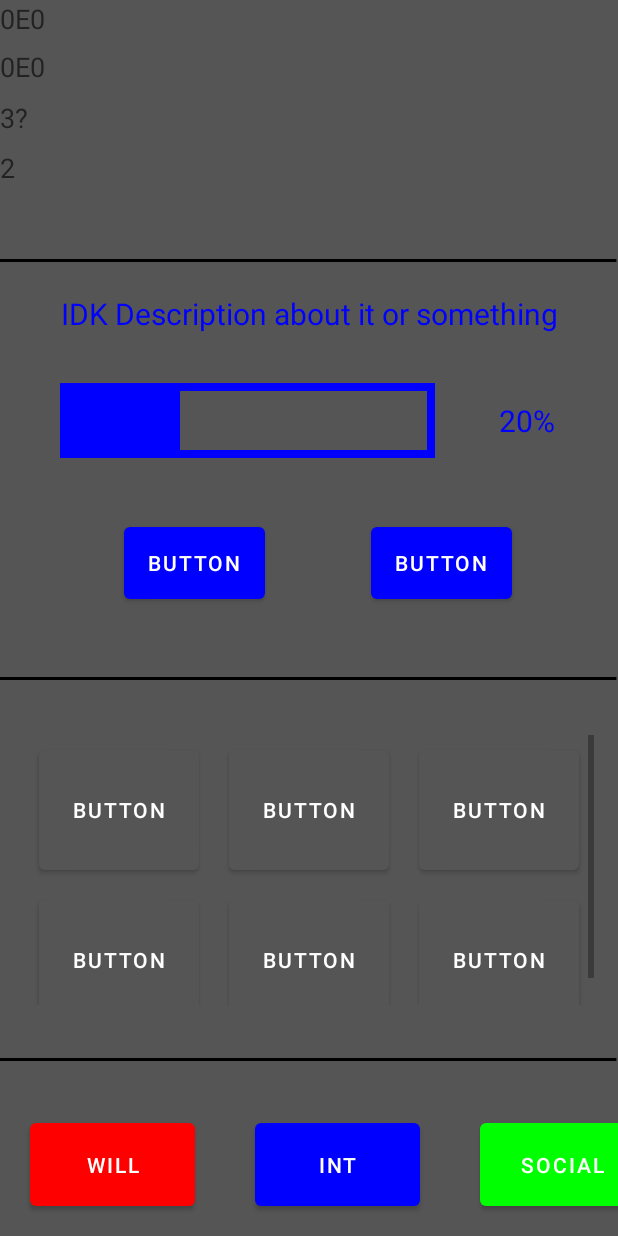
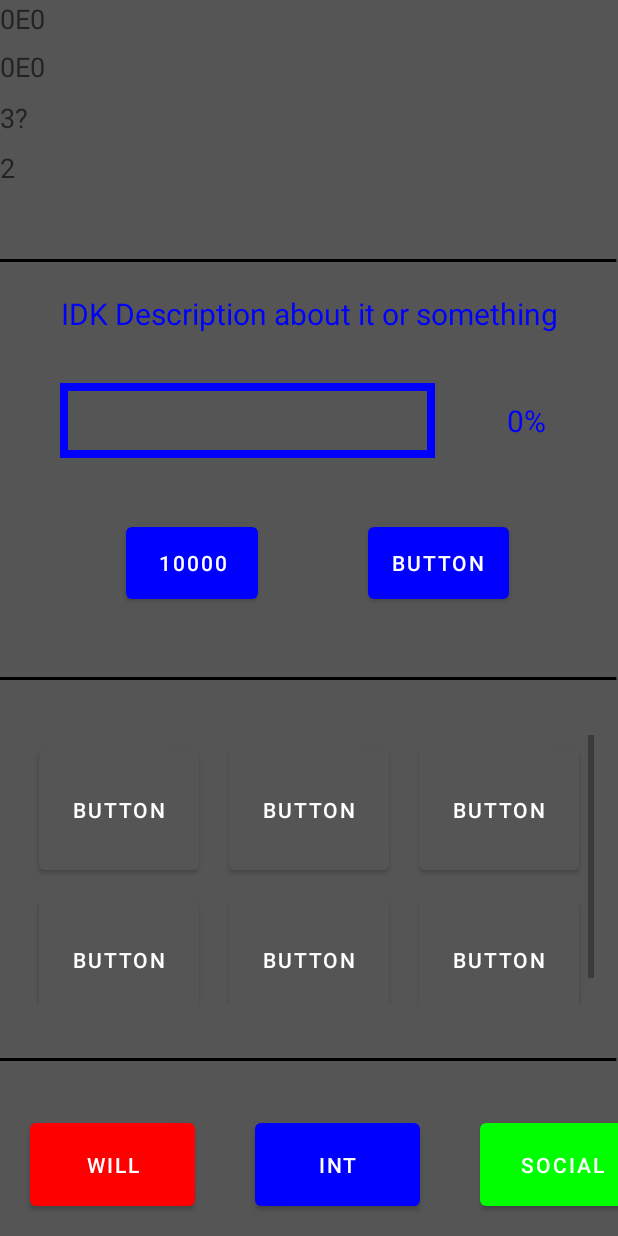
Before and after one commit to MilesAlfrey/IdleLife, an Android app: the TestsFragment screen opened through its navigation route, on a phone screen of 412 x 824 dp. Run offline under Robolectric (Android 15) with nearby library versions, the phone set to English and light mode, and no system bars; our stand-ins replace navigation-ui.

Commit message:
Furthered implementation of test, now can buy  increase in speed

```diff
--- a/app/src/main/java/com/example/idlelife/Fragments/IntelligenceFragment.java
+++ b/app/src/main/java/com/example/idlelife/Fragments/IntelligenceFragment.java
@@ -116,6 +116,10 @@ public class IntelligenceFragment extends Fragment {
                 editor.putBoolean("ShowInt2", false);
                 editor.putBoolean("ShowInt3", false);
                 editor.putBoolean("ShowInt4", false);
+
+                editor.putInt("TestSpeed",0);
+                editor.putInt("Test",1);
+                editor.putInt("TestProgress",0);
 
                 editor.apply();
             }
--- a/app/src/main/java/com/example/idlelife/Fragments/TestsFragment.java
+++ b/app/src/main/java/com/example/idlelife/Fragments/TestsFragment.java
@@ -16,6 +16,7 @@ import androidx.fragment.app.FragmentActivity;
 
 
 import com.example.idlelife.MiscMethods;
+import com.example.idlelife.R;
 import com.example.idlelife.databinding.FragmentTestsBinding;
 
 import java.util.Map;
@@ -59,14 +60,18 @@ public class TestsFragment extends Fragment {
 
         //END OF VISIBILITY SETTINGS
 
+        int currentTest = score.getInt("Test",0);
 
-        Pair<String, Long> result = new Pair<>("lol", (long) 4);//TODO: SET UP THE THING IN MISCMETHODS THAT STORES THESE.
+        int TestSpeed = score.getInt("TestSpeed",0);
+
+        Pair<String, Long> result = MiscMethods.SpeedUpCost(currentTest,TestSpeed);
 
         String currency = result.first;
         long cost = result.second;
 
+        binding.IncreaseSpeed.setText(String.valueOf(cost)); //TODO: IMPROVE THIS AND ADD COLOURING
 
-        long owned = score.getLong("currency", 0);
+        long owned = score.getLong(currency, 0);
 
         if (owned >= cost) {//Stops it going on forever.
             //Colour chagne if can buy it
@@ -74,7 +79,7 @@ public class TestsFragment extends Fragment {
             //Colour change if cant buy it
         }
 
-        timerHandler.post(timerRunnable);
+
 
         binding.IncreaseSpeed.setOnClickListener(new View.OnClickListener() {
             @Override
@@ -82,28 +87,42 @@ public class TestsFragment extends Fragment {
 
                 SharedPreferences UpdateAmount = requireActivity().getSharedPreferences("Values", Context.MODE_PRIVATE);
 
+                int TestSpeed = UpdateAmount.getInt("TestSpeed",0);
+                int currentTest = UpdateAmount.getInt("Test",0);
 
-                long CurrentScore = UpdateAmount.getLong(currency,0);
+                Pair<String, Long> result = MiscMethods.SpeedUpCost(currentTest,TestSpeed);
 
-                if (CurrentScore>=cost) {
+                long CurrentScore = UpdateAmount.getLong(result.first,0);
+
+                if (CurrentScore>=result.second) {
 
 
                     SharedPreferences.Editor AmountEditor = UpdateAmount.edit();
 
-                    long resultScore = CurrentScore- cost;
+                    long resultScore = CurrentScore- result.second;
 
-                    AmountEditor.putLong(currency,resultScore);
+                    AmountEditor.putLong(result.first,resultScore);
 
                     int Current = UpdateAmount.getInt("TestSpeed", 0);
 
                     AmountEditor.putInt("TestSpeed", Current + 1);
 
                     AmountEditor.apply();//Rest should work
-                    //TODO: PUT "BRAIN" IN APPLICATIoN
 
-                    if (resultScore<cost) {
-                        binding.IncreaseSpeed.setBackgroundColor(0xff555555);//Make mores specific for the increasde speed button.
-                    }
+
+
+                    Pair<String, Long> result2 = MiscMethods.SpeedUpCost(currentTest,Current+1); //TO GET THE NEW PRICE
+
+
+
+
+                    binding.IncreaseSpeed.setText(String.valueOf(result2.second)); //TODO: IMPROVE THIS AND ADD COLOURING
+
+
+
+                    //if (resultScore<cost) {
+                    //    binding.IncreaseSpeed.setBackgroundColor(0xff555555);//Make mores specific for the increasde speed button.
+                    //}
 
 
                 }
@@ -112,6 +131,7 @@ public class TestsFragment extends Fragment {
             }
         });
 
+        timerHandler.post(timerRunnable);
     }
 
 
@@ -123,13 +143,56 @@ public class TestsFragment extends Fragment {
         public void run() { //This will just always run and check everything as i am dumb and cant do it better.
             SharedPreferences saves = requireActivity().getSharedPreferences("Values", Context.MODE_PRIVATE);
 
+
+
+            //FOR THE CURRENT TEST, SPEEDING UP AND SETTING LENGTH OF THE BAR
+
+
             int currentTest = saves.getInt("Test", 0);// 0 means no test current, and beyond that its numbered
+
 
             if (currentTest == 0) {
                 // Do whatever is needed if there is no current test.
             } else {
+
+                int TestLength  = saves.getInt("TestLength",0); //TODO:Properly make a way to set the length and test
+
+                TestLength = 10000;// REMOVE THIS TOO
+
+                int TestProgress = saves.getInt("TestProgress",0);
+
+                System.out.println(TestProgress);
+
+                if (TestProgress>=TestLength){
+                    //I guess do nothing?
+
+                    binding.FullBar.getLayoutParams().width= binding.ProgressBarToFill.getLayoutParams().width;
+                    binding.FullBar.requestLayout(); //Just set bar to full
+
+                    binding.PercentageFill.setText(getString(R.string.Percentage,100)); //And percentage to 100
+
+                }
+                else{
+                    int MaxWidth = binding.ProgressBarToFill.getLayoutParams().width; //Can sometimes crash ):
+                    System.out.println(MaxWidth);
+                    float divide = (float) TestProgress / (float) TestLength;
+                    System.out.println(divide);
+                    int ProgressWidth = (int) Math.floor(divide * (float) MaxWidth);
+                    System.out.println(ProgressWidth);
+
+                    binding.FullBar.getLayoutParams().width= ProgressWidth;
+                    binding.FullBar.requestLayout(); // Simple division to set a fraction (CHECK MORE ON MAXWIDTH)
+
+                    System.out.println((int) Math.floor(divide*100));
+
+                    binding.PercentageFill.setText(getString(R.string.Percentage,(int) Math.floor(divide*100)));
+                }
                 //Do what is needed when a test is actually present.
             }
+
+
+
+            //SETS WHAT IS VISIBLE IN TERMS OF AVAILABLE TESTS
 
 
             //JUST COPY AND PASTE THE ONE IN MISC METHODS HERE just do same and remove all non will things. Same way to unlock tests
@@ -151,7 +214,14 @@ public class TestsFragment extends Fragment {
                 case 5:
                     binding.Test5.setVisibility(View.VISIBLE);
                     binding.Test6.setVisibility(View.VISIBLE);
+                    break;
             }
+
+
+
+
+
+            //RESTARTS THE RUNNER
 
             timerHandler.postDelayed(timerRunnable, Update_Interval);
         }
@@ -162,7 +232,7 @@ public class TestsFragment extends Fragment {
     public void onDestroyView() {
         super.onDestroyView();
         binding = null;
-        //timerHandler.removeCallbacks(timerRunnable);
+        timerHandler.removeCallbacks(timerRunnable);
     }
 
 }
--- a/app/src/main/java/com/example/idlelife/Fragments/WillFragment.java
+++ b/app/src/main/java/com/example/idlelife/Fragments/WillFragment.java
@@ -103,7 +103,6 @@ public class WillFragment extends Fragment  {
         binding.WillBuy1.setOnClickListener(view1 -> {
 
             MiscMethods.ButtonPressAction(binding.WillBuy1,MiscMethods.Will1Cost(requireContext()),"Will1","Will",requireActivity());
-
 
 
             //IntroDialog test = new IntroDialog();
--- a/app/src/main/java/com/example/idlelife/MainApplication.java
+++ b/app/src/main/java/com/example/idlelife/MainApplication.java
@@ -61,10 +61,16 @@ public class MainApplication extends Application {
 
             int Int3 = data.getInt("Int3",0);
 
+            int TestSpeed= data.getInt("TestSpeed",0);
+
+            int TestProgress=data.getInt("TestProgress",0);
+
 
             editor.putLong("Will", currentWill + Will1+5*Will2 + 20*Will3+100*Will4);
 
             editor.putLong("Int",currentInt+Int1+10*Int2+20*Int3);
+
+            editor.putInt("TestProgress",TestProgress+TestSpeed);//May want to change this to help adjust for smaller values
 
             editor.apply();
 
--- a/app/src/main/java/com/example/idlelife/MiscMethods.java
+++ b/app/src/main/java/com/example/idlelife/MiscMethods.java
@@ -2,6 +2,7 @@ package com.example.idlelife;
 
 import android.content.Context;
 import android.content.SharedPreferences;
+import android.util.Pair;
 import android.widget.Button;
 
 import androidx.fragment.app.FragmentActivity;
@@ -111,6 +112,27 @@ public class MiscMethods {
         }
     }
 
+    public static Pair<String,Long> SpeedUpCost(int Test, int amountBought){
+
+        long cost = 0;
+        switch (Test){
+            case 1:
+                cost = 10000+5000*amountBought+amountBought*amountBought*1000;
+                return new Pair<>("Will",cost);
+            case 2:
+                cost = 1000+5000*amountBought+amountBought*amountBought*1000;
+                return new Pair<>("Intelligence",cost);
+                    //TODO: ADD A FORMULA FOR EVERY TEST
+        }
+        return new Pair<>("Will", (long) 0);
+        //Create individual costs for each test, similar to cost of bars.
+
+        //First will have a will cost for now
+
+
+
+    }
+
 
 
 
--- a/app/src/main/res/drawable/filled_in_rectangle.xml
+++ b/app/src/main/res/drawable/filled_in_rectangle.xml
@@ -2,10 +2,7 @@
 <shape
     xmlns:android="http://schemas.android.com/apk/res/android"
     android:shape="rectangle">
-    <stroke
-        android:color="@color/Bluelol"
-        android:width="1dp"
-        />
+
     <solid
         android:color="@color/Bluelol"
         />
--- a/app/src/main/res/values/strings.xml
+++ b/app/src/main/res/values/strings.xml
@@ -15,9 +15,10 @@
     <string name="Money">Money</string>
     <string name="Tests">Tests</string>
     <string name="LIVE">I LIVE</string>
-    <string name="Ok">ok</string>
+    <string name="Ok">OK</string>
 
     <string name="hello_first_fragment">Hello first fragment</string>
     <string name="hello_second_fragment">Hello second fragment. Arg: %1$s</string>
     <string name="textview">TextView</string>
+    <string name="Percentage">%1$d%%</string>
 </resources>
```
